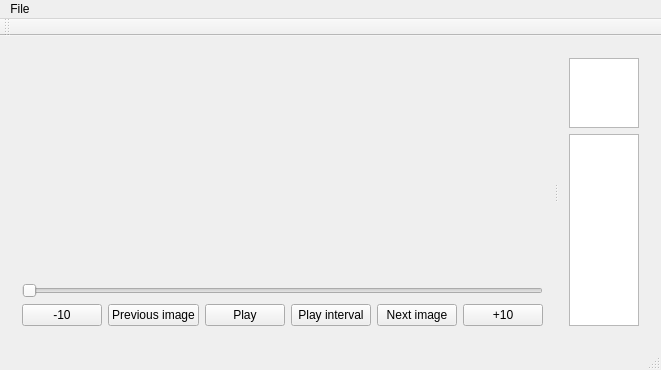
This is mainwindow.ui in jankolorenc/VideoTimeMeasure as Qt 5 draws it before an edit. The edited form follows.
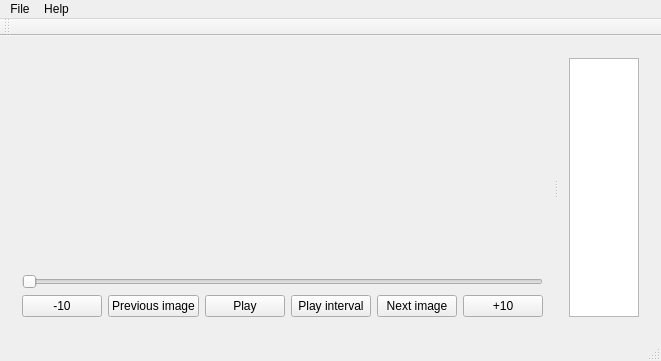
This is the edited form. Custom widgets are drawn as their Qt base class.

Commit message: removed visual video debug info

The edit to the form file:
```diff
--- a/mainwindow.ui
+++ b/mainwindow.ui
@@ -123,22 +123,6 @@
           </property>
          </widget>
         </item>
-        <item>
-         <widget class="QTableView" name="videoParametersTableView">
-          <property name="sizePolicy">
-           <sizepolicy hsizetype="Expanding" vsizetype="Minimum">
-            <horstretch>0</horstretch>
-            <verstretch>0</verstretch>
-           </sizepolicy>
-          </property>
-          <attribute name="horizontalHeaderVisible">
-           <bool>false</bool>
-          </attribute>
-          <attribute name="verticalHeaderVisible">
-           <bool>false</bool>
-          </attribute>
-         </widget>
-        </item>
        </layout>
       </widget>
      </widget>
@@ -161,7 +145,15 @@
     <addaction name="actionOpen"/>
     <addaction name="actionSave"/>
    </widget>
+   <widget class="QMenu" name="menuHelp">
+    <property name="title">
+     <string>Help</string>
+    </property>
+    <addaction name="actionVideo_info"/>
+    <addaction name="actionAbout"/>
+   </widget>
    <addaction name="menuOpen"/>
+   <addaction name="menuHelp"/>
   </widget>
   <widget class="QToolBar" name="mainToolBar">
    <attribute name="toolBarArea">
```
Left out of the diff: 12 changed lines with no effect on the pictures. The commit also changes 5 other files.
